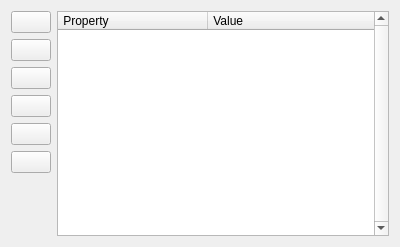
First picture: the form in src/gui/properties/properties_widget.ui, repository albin-johansson/tactile, before the edit.
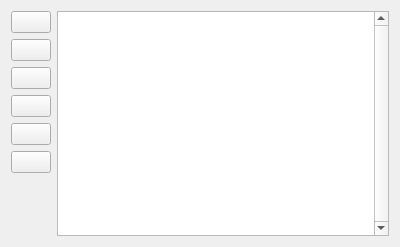
Second picture: the form after the edit. Icons and pictures are not drawn.

Commit message: Use properties context menu

What changed in the file:
```diff
--- a/src/gui/properties/properties_widget.ui
+++ b/src/gui/properties/properties_widget.ui
@@ -122,6 +122,9 @@
        <property name="frameShadow">
         <enum>QFrame::Plain</enum>
        </property>
+       <property name="lineWidth">
+        <number>0</number>
+       </property>
        <property name="midLineWidth">
         <number>1</number>
        </property>
@@ -146,14 +149,20 @@
        <property name="animated">
         <bool>false</bool>
        </property>
+       <property name="headerHidden">
+        <bool>true</bool>
+       </property>
        <property name="columnCount">
         <number>2</number>
        </property>
+       <attribute name="headerVisible">
+        <bool>false</bool>
+       </attribute>
        <attribute name="headerMinimumSectionSize">
         <number>55</number>
        </attribute>
        <attribute name="headerDefaultSectionSize">
-        <number>150</number>
+        <number>100</number>
        </attribute>
        <attribute name="headerHighlightSections">
         <bool>false</bool>
```
Left out of the diff: 11 changed lines with no effect on the pictures. The commit also changes 4 other files.
